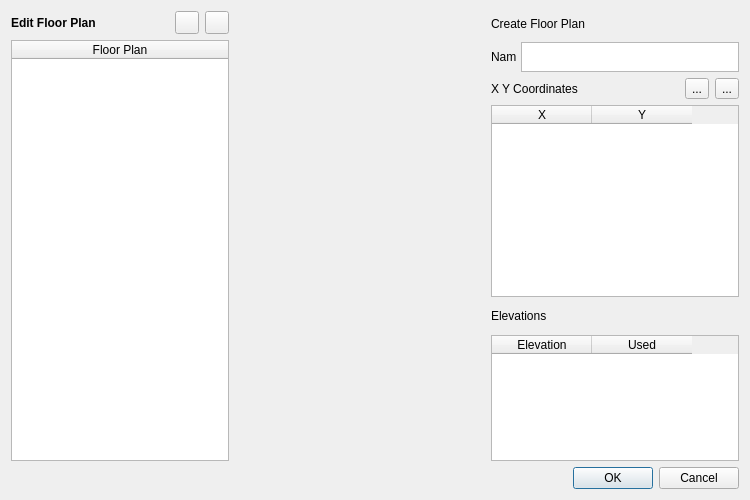
Above: resources/UI/autobuilder_floordesign_v1.ui from UofT-Seismic-Design-Team/Autobuilder-3.0 before the change. Below: the same form after it.
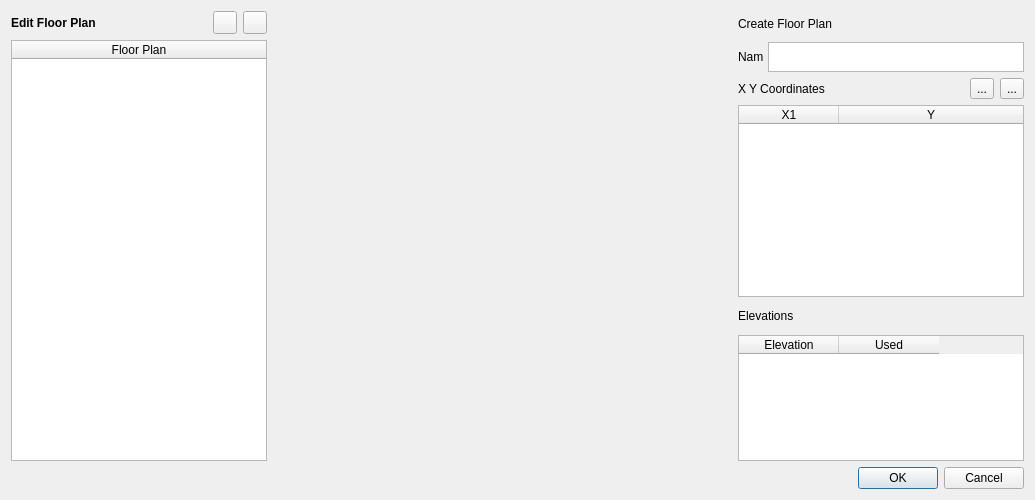
That is the form after the change. Custom widgets are drawn as their Qt base class.

What changed in the file:
```diff
--- a/resources/UI/autobuilder_floordesign_v1.ui
+++ b/resources/UI/autobuilder_floordesign_v1.ui
@@ -6,7 +6,7 @@
    <rect>
     <x>0</x>
     <y>0</y>
-    <width>750</width>
+    <width>1035</width>
     <height>500</height>
    </rect>
   </property>
@@ -192,21 +192,21 @@
          </item>
          <item>
           <widget class="QTableWidget" name="XYCoordTable">
-           <property name="sizePolicy">
-            <sizepolicy hsizetype="Expanding" vsizetype="Expanding">
-             <horstretch>0</horstretch>
-             <verstretch>0</verstretch>
-            </sizepolicy>
+           <property name="sizeAdjustPolicy">
+            <enum>QAbstractScrollArea::AdjustIgnored</enum>
            </property>
            <property name="selectionMode">
             <enum>QAbstractItemView::SingleSelection</enum>
            </property>
+           <property name="selectionBehavior">
+            <enum>QAbstractItemView::SelectRows</enum>
+           </property>
+           <attribute name="horizontalHeaderStretchLastSection">
+            <bool>true</bool>
+           </attribute>
            <column>
             <property name="text">
-             <string>X</string>
-            </property>
-            <property name="textAlignment">
-             <set>AlignCenter</set>
+             <string>X1</string>
             </property>
            </column>
            <column>
```
Left out of the diff: 2 changed lines with no effect on the pictures.
